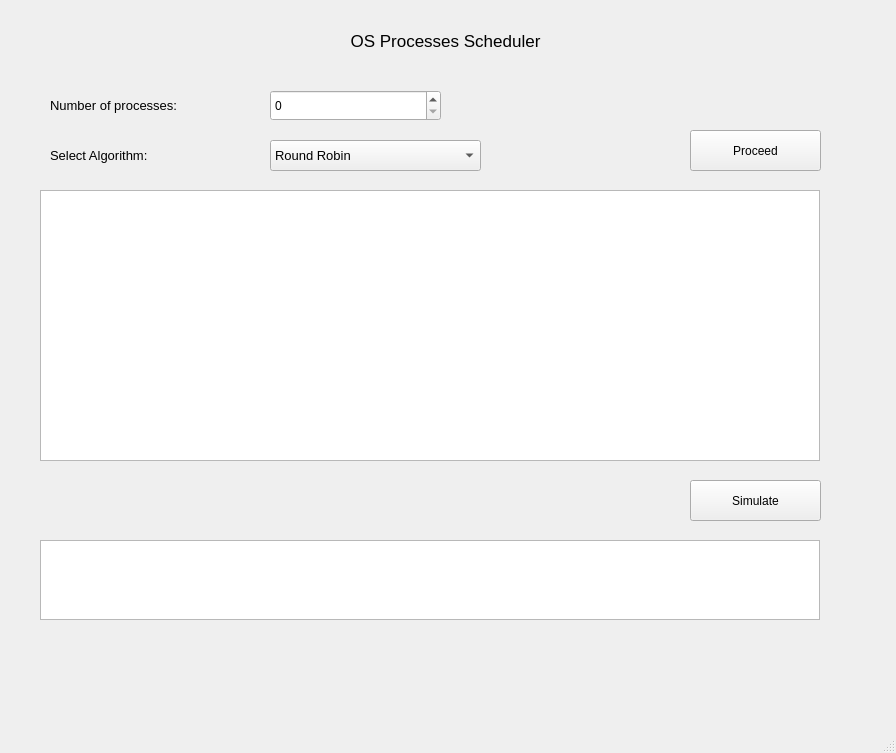
This is mainwindow.ui in osamamuhammad3623/OS-processes-scheduler as Qt 5 draws it before an edit. The edited form follows.
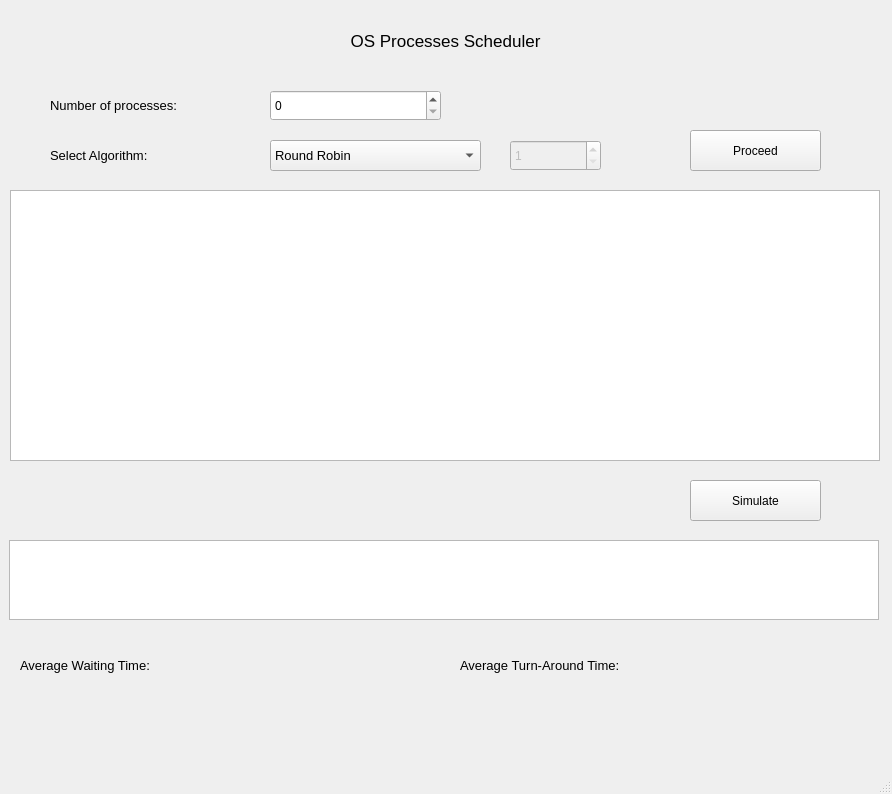
This is the edited form.

The edit to the form file:
```diff
--- a/mainwindow.ui
+++ b/mainwindow.ui
@@ -6,8 +6,8 @@
    <rect>
     <x>0</x>
     <y>0</y>
-    <width>896</width>
-    <height>753</height>
+    <width>892</width>
+    <height>794</height>
    </rect>
   </property>
   <property name="windowTitle">
@@ -63,19 +63,25 @@
    <widget class="QTableWidget" name="table">
     <property name="geometry">
      <rect>
-      <x>40</x>
+      <x>10</x>
       <y>190</y>
-      <width>780</width>
+      <width>870</width>
       <height>271</height>
      </rect>
     </property>
+    <property name="minimumSize">
+     <size>
+      <width>870</width>
+      <height>271</height>
+     </size>
+    </property>
    </widget>
    <widget class="QTableWidget" name="chart">
     <property name="geometry">
      <rect>
-      <x>40</x>
+      <x>9</x>
       <y>540</y>
-      <width>780</width>
+      <width>870</width>
       <height>80</height>
      </rect>
     </property>
@@ -211,6 +217,97 @@
      <set>Qt::AlignCenter</set>
     </property>
    </widget>
+   <widget class="QSpinBox" name="rrquantum">
+    <property name="enabled">
+     <bool>false</bool>
+    </property>
+    <property name="geometry">
+     <rect>
+      <x>510</x>
+      <y>140</y>
+      <width>91</width>
+      <height>31</height>
+     </rect>
+    </property>
+    <property name="minimum">
+     <number>1</number>
+    </property>
+    <property name="maximum">
+     <number>100</number>
+    </property>
+   </widget>
+   <widget class="QLabel" name="label_4">
+    <property name="geometry">
+     <rect>
+      <x>20</x>
+      <y>650</y>
+      <width>181</width>
+      <height>31</height>
+     </rect>
+    </property>
+    <property name="font">
+     <font>
+      <pointsize>10</pointsize>
+     </font>
+    </property>
+    <property name="text">
+     <string>Average Waiting Time:</string>
+    </property>
+   </widget>
+   <widget class="QLabel" name="waiting_time_label">
+    <property name="geometry">
+     <rect>
+      <x>220</x>
+      <y>640</y>
+      <width>101</width>
+      <height>51</height>
+     </rect>
+    </property>
+    <property name="font">
+     <font>
+      <pointsize>10</pointsize>
+     </font>
+    </property>
+    <property name="text">
+     <string/>
+    </property>
+   </widget>
+   <widget class="QLabel" name="label_5">
+    <property name="geometry">
+     <rect>
+      <x>460</x>
+      <y>650</y>
+      <width>231</width>
+      <height>31</height>
+     </rect>
+    </property>
+    <property name="font">
+     <font>
+      <pointsize>10</pointsize>
+     </font>
+    </property>
+    <property name="text">
+     <string>Average Turn-Around Time:</string>
+    </property>
+   </widget>
+   <widget class="QLabel" name="turnaround_time_label">
+    <property name="geometry">
+     <rect>
+      <x>690</x>
+      <y>640</y>
+      <width>101</width>
+      <height>51</height>
+     </rect>
+    </property>
+    <property name="font">
+     <font>
+      <pointsize>10</pointsize>
+     </font>
+    </property>
+    <property name="text">
+     <string/>
+    </property>
+   </widget>
   </widget>
   <widget class="QMenuBar" name="menubar">
    <property name="geometry">
```
Left out of the diff: 2 changed lines with no effect on the pictures.
